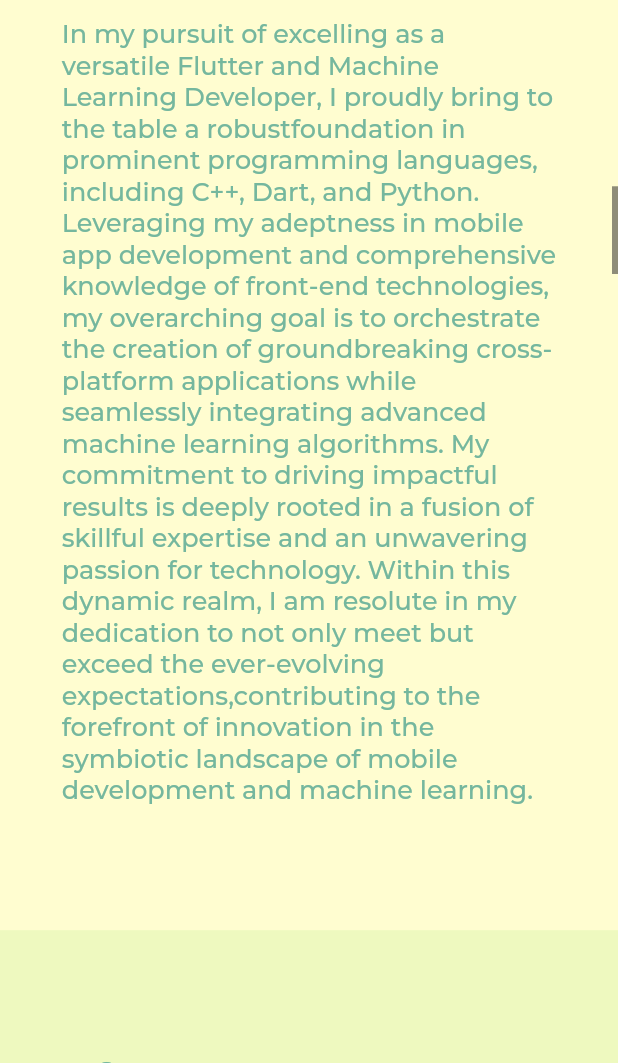
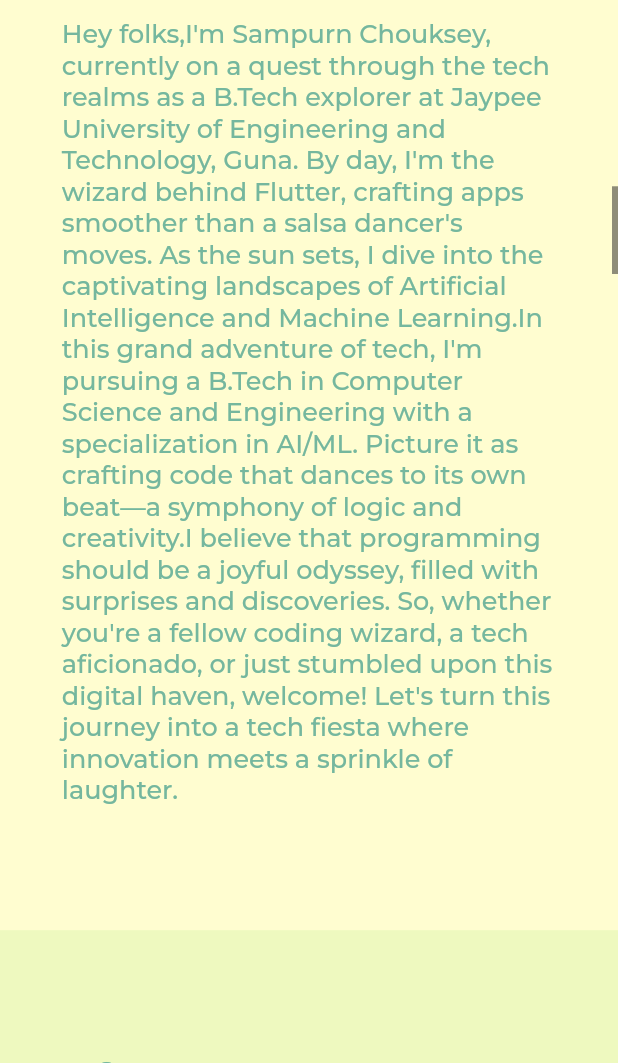
Before and after one commit to Sampurn44/portfolio_website, a Flutter app: the screen it shows after launch, scrolled down 1728 dp, on a phone screen of 412 x 824 dp, the part 173-1236 px from its top. Run offline on Flutter 3.47's test engine with Material 3 defaults, Android fonts, the phone set to English and light mode, and no system bars; drawn by our look-alikes of scrollable_positioned_list; our stand-ins replace animate_do, animated_text_kit, avatar_glow, google_fonts.

Commit message:
"Final Commit"

```diff
--- a/lib/view/about_me.dart
+++ b/lib/view/about_me.dart
@@ -124,13 +124,10 @@
         FadeInDown(
           duration: Duration(milliseconds: 2000),
           child: Text(
-            'In my pursuit of excelling as a versatile Flutter and Machine Learning Developer, I proudly bring to the table a robust'
-            'foundation in prominent programming languages, including C++, Dart, and Python. Leveraging my adeptness in mobile app development'
-            ' and comprehensive knowledge of front-end technologies, my overarching goal is to orchestrate the creation of groundbreaking '
-            'cross-platform applications while seamlessly integrating advanced machine learning algorithms. My commitment to driving impactful results'
-            ' is deeply rooted in a fusion of skillful expertise and an unwavering passion for technology. Within this dynamic realm, '
-            'I am resolute in my dedication to not only meet but exceed the ever-evolving expectations,'
-            'contributing to the forefront of innovation in the symbiotic landscape of mobile development and machine learning.',
+            "Hey folks,I'm Sampurn Chouksey, currently on a quest through the tech realms as a B.Tech explorer at Jaypee University of Engineering and Technology, Guna. By day,"
+            " I'm the wizard behind Flutter, crafting apps smoother than a salsa dancer's moves. As the sun sets, I dive into the captivating landscapes of Artificial Intelligence and Machine Learning."
+            "In this grand adventure of tech, I'm pursuing a B.Tech in Computer Science and Engineering with a specialization in AI/ML. Picture it as crafting code that dances to its own beat—a symphony of logic and creativity."
+            "I believe that programming should be a joyful odyssey, filled with surprises and discoveries. So, whether you're a fellow coding wizard, a tech aficionado, or just stumbled upon this digital haven, welcome! Let's turn this journey into a tech fiesta where innovation meets a sprinkle of laughter.",
             style: AppTheme.bodytextstyle(
                 size: 17,
                 fontWeight: FontWeight.w500,
--- a/lib/view/highlights.dart
+++ b/lib/view/highlights.dart
@@ -248,13 +248,13 @@
                   SkillsBuilder(skills: Skills2List.skills)),
               const SizedBox(height: 5),
               buildSkillCategory(
-                  "AI/ML", SkillsBuilder(skills: Skills3List.skills)),
+                  "AI/ML", SkillsBuilder(skills: Skills4List.skills)),
             ],
           ),
           Column(
             children: [
               buildSkillCategory(
-                  "Database", SkillsBuilder(skills: Skills4List.skills)),
+                  "Database", SkillsBuilder(skills: Skills3List.skills)),
               const SizedBox(height: 5),
               buildSkillCategory(
                   "Other", SkillsBuilder(skills: Skills5List.skills)),
--- a/lib/view/projects.dart
+++ b/lib/view/projects.dart
@@ -197,7 +197,9 @@
               child: Stack(
                 children: [
                   InkWell(
-                      onTap: () {},
+                      onDoubleTap: () {
+                        LinkLauncher.launchURL(githubRepoLink);
+                      },
                       child: Container(
                         decoration: BoxDecoration(
                           borderRadius: BorderRadius.circular(15),
```
